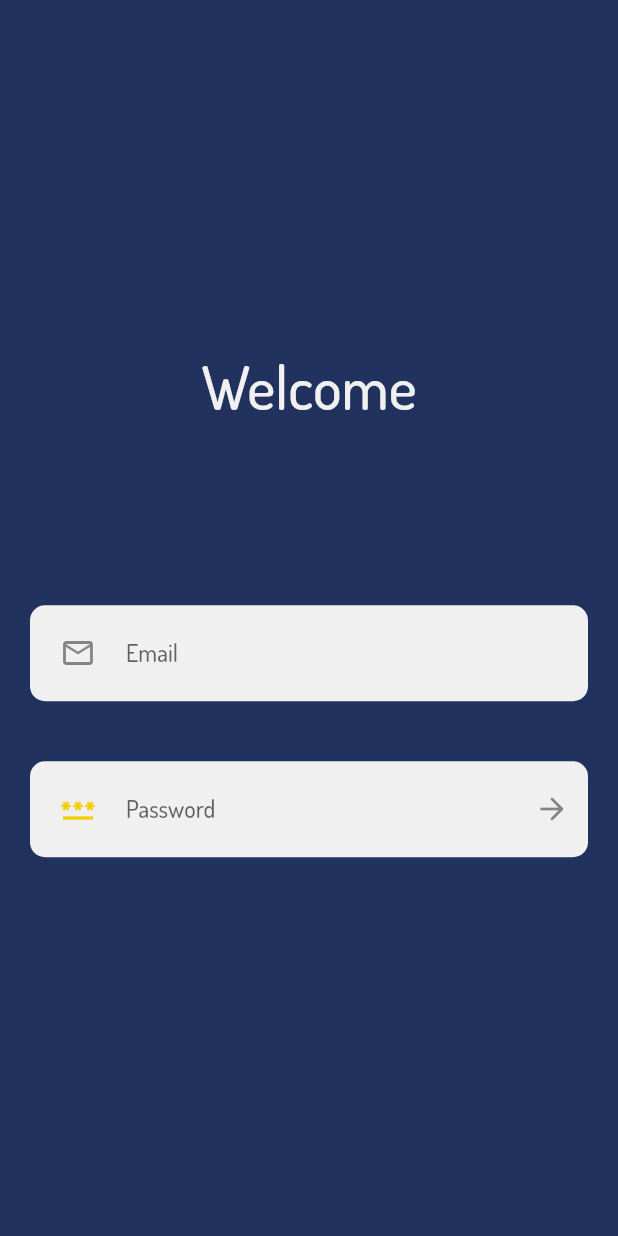
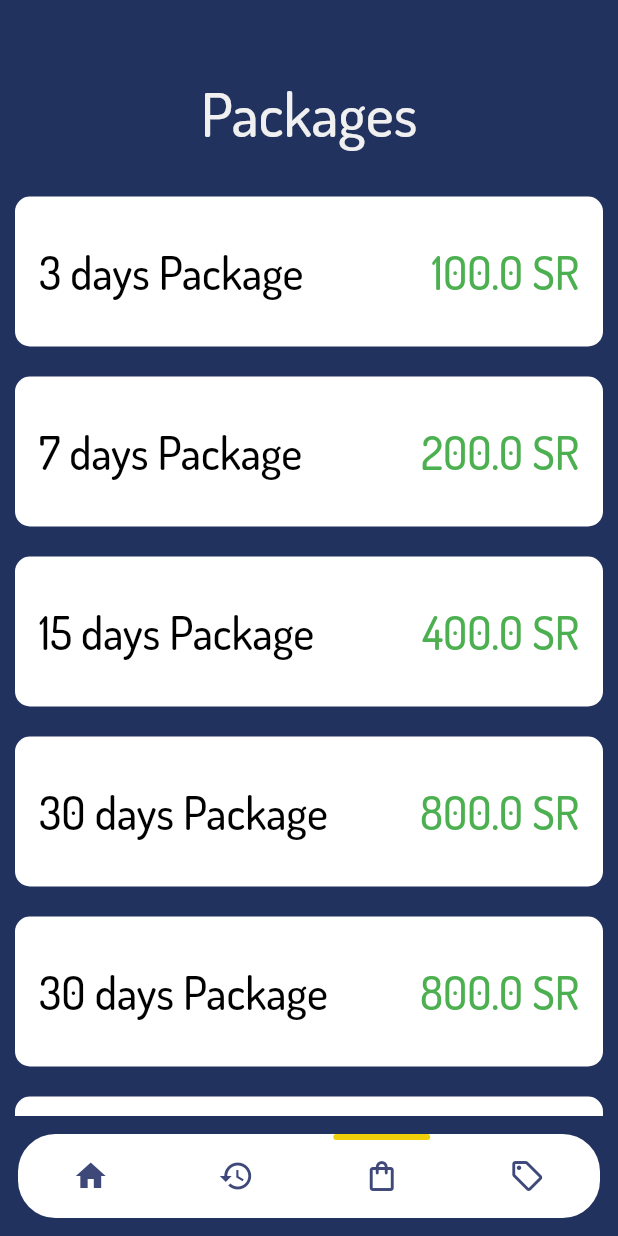
Before and after one commit to B6xb/Flutter_Weekend, a Flutter app: the screen it shows after launch, on a phone screen of 412 x 824 dp. Run offline on Flutter 3.47's test engine with Material 2 defaults, Android fonts, the phone set to English and light mode, and no system bars; drawn by our look-alikes of flutter_snake_navigationbar.

Commit message:
add package screen

```diff
--- a/lib/main.dart
+++ b/lib/main.dart
@@ -1,7 +1,6 @@
 import 'package:flutter/material.dart';
 import 'package:khawi/screens/khawiSignIn.dart';
-
-import 'screens/khawiSignIn.dart';
+import 'package:khawi/screens/packagePage.dart';
 
 void main() {
   runApp(const MyApp());
@@ -15,7 +14,7 @@ class MyApp extends StatelessWidget {
     return MaterialApp(
       theme: ThemeData(fontFamily: 'Dosis'),
       title: 'Khawi',
-      home: KhawiSignIn(),
+      home: packagePage(),
     );
   }
 }
--- /dev/null
+++ b/lib/screens/packagePage.dart
@@ -0,0 +1,70 @@
+import 'package:flutter/material.dart';
+import 'package:khawi/constants.dart';
+import 'package:khawi/components/khawiBottomNaBar.dart';
+
+class packagePage extends StatelessWidget {
+  const packagePage({Key? key}) : super(key: key);
+
+  Container packageBox(int days, double price) {
+    return Container(
+      width: double.infinity,
+      height: 100,
+      decoration: BoxDecoration(
+        borderRadius: BorderRadius.circular(10),
+        color: Colors.white,
+      ),
+      margin: EdgeInsets.all(10),
+      child: Row(
+        mainAxisAlignment: MainAxisAlignment.spaceBetween,
+        children: [
+          Padding(
+            padding: const EdgeInsets.all(16.0),
+            child: Text(
+              "$days days Package",
+              style: TextStyle(color: Colors.black, fontSize: 30),
+            ),
+          ),
+          Padding(
+            padding: const EdgeInsets.all(16.0),
+            child: Text(
+              "$price SR",
+              style: TextStyle(color: Colors.green, fontSize: 30),
+            ),
+          ),
+        ],
+      ),
+    );
+  }
+
+  @override
+  Widget build(BuildContext context) {
+    return Scaffold(
+      body: SafeArea(
+        child: ListView(
+          children: [
+            SizedBox(
+              height: 50,
+            ),
+            Center(
+              child: Text(
+                "Packages",
+                style: kMainTextStyle,
+              ),
+            ),
+            SizedBox(
+              height: 20,
+            ),
+            packageBox(3, 100),
+            packageBox(7, 200),
+            packageBox(15, 400),
+            packageBox(30, 800),
+            packageBox(30, 800),
+            packageBox(30, 800),
+          ],
+        ),
+      ),
+      bottomNavigationBar: KhawiBottomNavigationBar(),
+      backgroundColor: kMainColor,
+    );
+  }
+}
```
